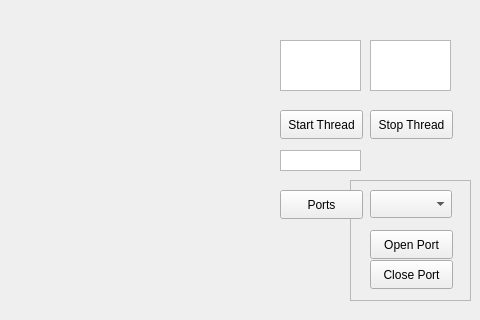
Before: the Qt Designer form mainwindow.ui in Tsytsarovar/RSTime, drawn with Qt 5; both pictures show x 320 to 800 and y 140 to 460 of the 800 by 577 pixel window.
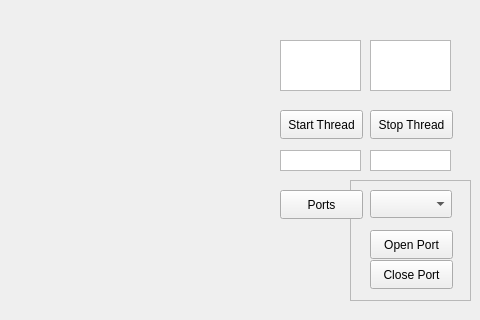
After: the same form once the commit is applied. Custom widgets are drawn as their Qt base class.

Commit message: setting impulse time

Diff of the .ui file:
```diff
--- a/mainwindow.ui
+++ b/mainwindow.ui
@@ -235,6 +235,22 @@
      <string>Ports</string>
     </property>
    </widget>
+   <widget class="QTextEdit" name="impulseTimeText">
+    <property name="geometry">
+     <rect>
+      <x>690</x>
+      <y>290</y>
+      <width>81</width>
+      <height>21</height>
+     </rect>
+    </property>
+    <property name="verticalScrollBarPolicy">
+     <enum>Qt::ScrollBarAlwaysOff</enum>
+    </property>
+    <property name="readOnly">
+     <bool>false</bool>
+    </property>
+   </widget>
   </widget>
   <widget class="QMenuBar" name="menubar">
    <property name="geometry">
```
The commit also changes 4 other files.
